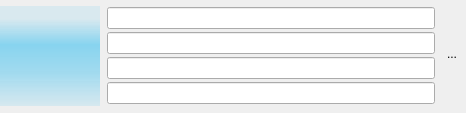
Old version of the form track.ui in the repository keshavbhatt/olivia.
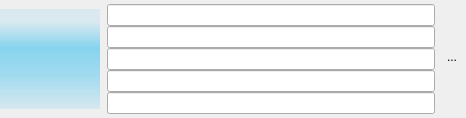
New version of the form. Icons and pictures are not drawn.

Commit message: added trackmeta in tracks widget

Diff of the .ui file:
```diff
--- a/track.ui
+++ b/track.ui
@@ -144,6 +144,9 @@
           <item>
            <widget class="QLineEdit" name="songId"/>
           </item>
+          <item>
+           <widget class="QLineEdit" name="meta"/>
+          </item>
          </layout>
         </item>
         <item>
```
